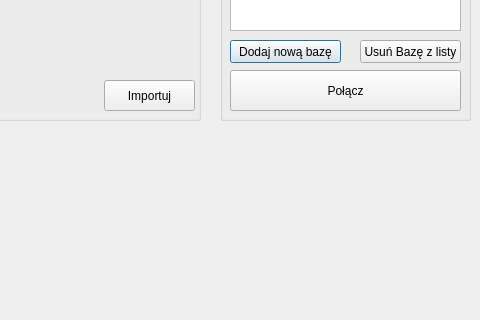
The window that ShoppedOUT/settingswindow.ui (Filemon279/ProjektCpp) describes before a commit, drawn with Qt 5; both pictures show x 320 to 800 and y 190 to 510 of the 800 by 600 pixel window.
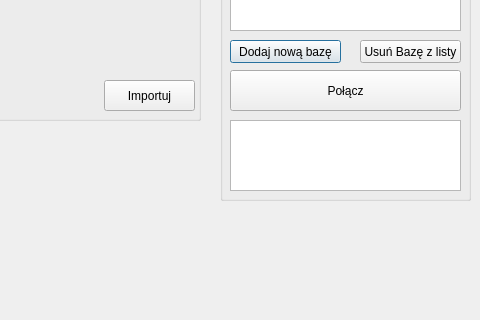
The same window after the commit. Icons and pictures are not drawn.

```diff
--- a/ShoppedOUT/settingswindow.ui
+++ b/ShoppedOUT/settingswindow.ui
@@ -22,7 +22,7 @@
      <x>540</x>
      <y>20</y>
      <width>251</width>
-     <height>291</height>
+     <height>371</height>
     </rect>
    </property>
    <property name="font">
@@ -112,6 +112,19 @@
      <string>Połącz</string>
     </property>
    </widget>
+   <widget class="QTextEdit" name="infoField">
+    <property name="enabled">
+     <bool>true</bool>
+    </property>
+    <property name="geometry">
+     <rect>
+      <x>10</x>
+      <y>290</y>
+      <width>231</width>
+      <height>71</height>
+     </rect>
+    </property>
+   </widget>
   </widget>
   <widget class="QGroupBox" name="wizualizacjaBox">
    <property name="geometry">
```
